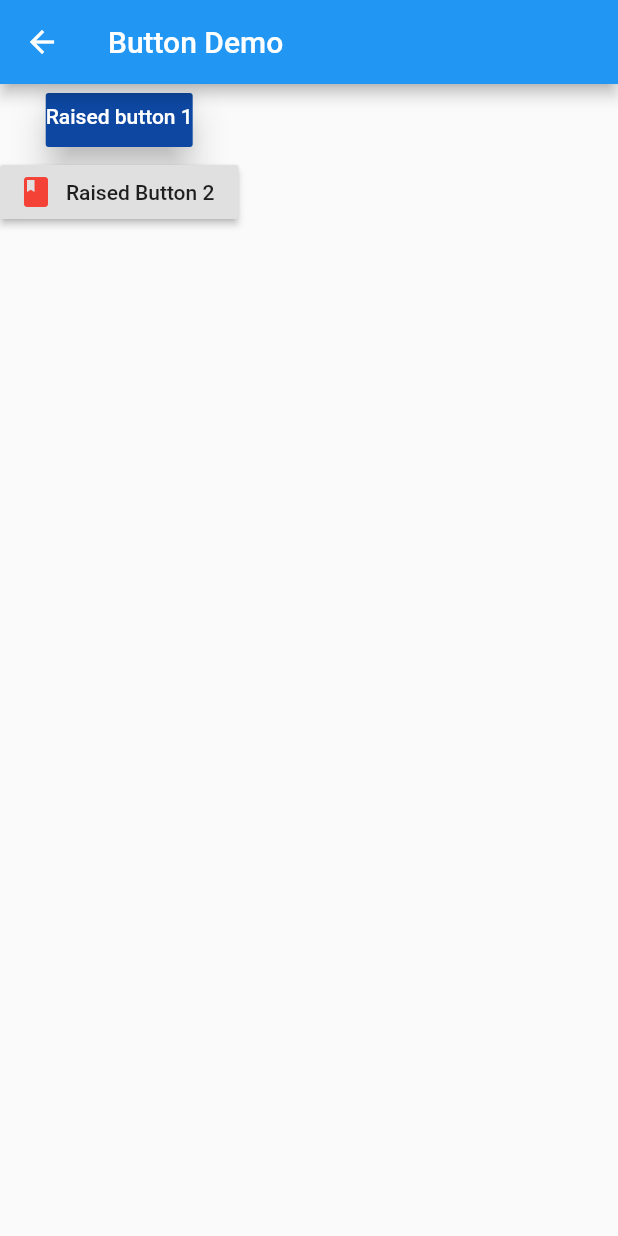
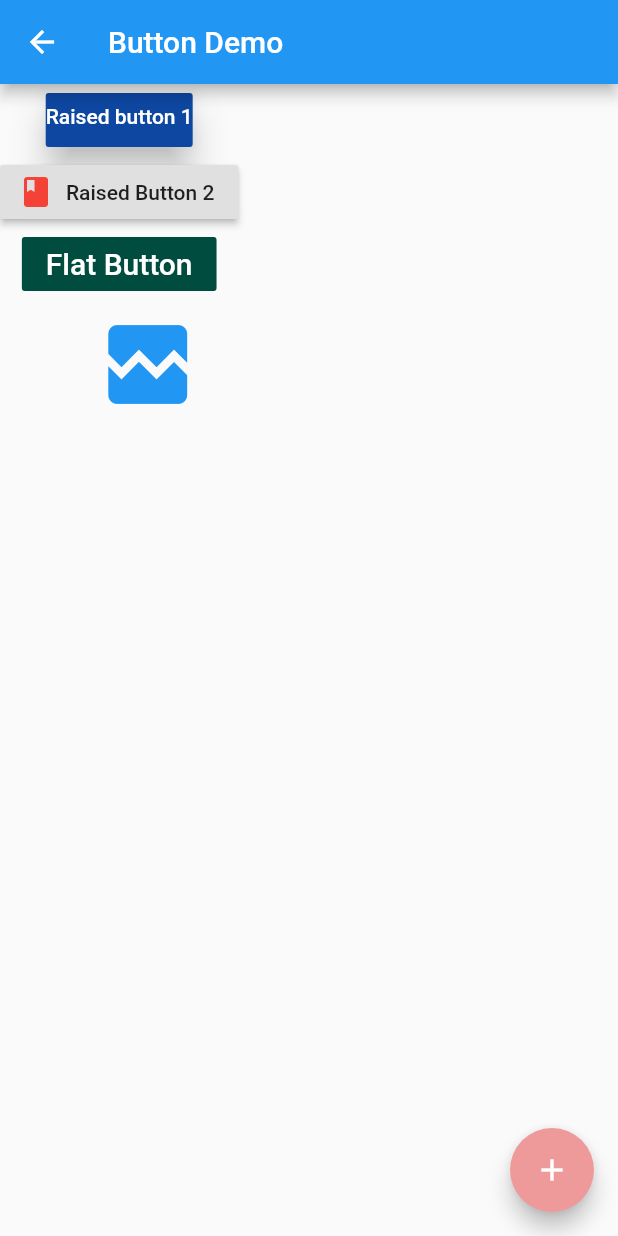
Before and after one commit to nurulakter8/map20-lesson1, a Flutter app: the ButtonDemoScreen screen opened by its route, on a phone screen of 412 x 824 dp. Run offline on Flutter 3.47's test engine with Material 2 defaults, Android fonts, the phone set to English and light mode, and no system bars.

Commit message:
floating button and flatbutton commit

```diff
--- a/lib/screens/buttondemo_screen.dart
+++ b/lib/screens/buttondemo_screen.dart
@@ -8,6 +8,11 @@ class ButtonDemoScreen extends StatelessWidget {
     return Scaffold(
       appBar: AppBar(
         title: Text('Button Demo'),
+      ),
+      floatingActionButton: FloatingActionButton(
+        onPressed: () => print('floating action button'),
+        child: Icon(Icons.add),
+        backgroundColor: Colors.red[200],
       ),
       body: Column(children: <Widget>[
         RaisedButton(
@@ -25,12 +30,30 @@ class ButtonDemoScreen extends StatelessWidget {
               bottom: 10.0),
         ),
         RaisedButton.icon(
-            onPressed: () => print('raised button 2 is pressed'),
-            icon: Icon(
-              Icons.book,
-              color: Colors.red,
-            ),
-            label: Text('Raised Button 2'))
+          onPressed: () => print('raised button 2 is pressed'),
+          icon: Icon(
+            Icons.book,
+            color: Colors.red,
+          ),
+          label: Text('Raised Button 2'),
+        ),
+        FlatButton(
+          onPressed: () => print('flat button is pressed'),
+          color: Colors.teal[900],
+          splashColor: Colors.teal[100],
+          child: Text(
+            'Flat Button',
+            style: TextStyle(color: Colors.white, fontSize: 20.0),
+          ),
+        ),
+        IconButton(
+          icon: Icon(
+            Icons.broken_image,
+            size: 70.0,
+            color: Colors.blue,
+          ),
+          onPressed: () => print('Icon button is pressed'),
+        ),
       ]),
     );
   }
```
